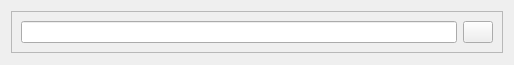
The window that arho_feature_template/gui/plan_regulation_group_widget.ui (GispoCoding/arho-qgis-plugin) describes before a commit, drawn with Qt 5.
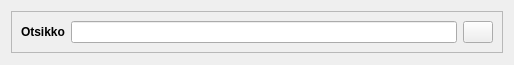
The same window after the commit.

Commit message: small label additions / modifications, disable filter widget with missing implementation

Patch:
```diff
--- a/arho_feature_template/gui/plan_regulation_group_widget.ui
+++ b/arho_feature_template/gui/plan_regulation_group_widget.ui
@@ -37,6 +37,19 @@
      <layout class="QVBoxLayout" name="verticalLayout">
       <item>
        <layout class="QHBoxLayout" name="horizontalLayout">
+        <item>
+         <widget class="QLabel" name="label">
+          <property name="font">
+           <font>
+            <weight>75</weight>
+            <bold>true</bold>
+           </font>
+          </property>
+          <property name="text">
+           <string>Otsikko</string>
+          </property>
+         </widget>
+        </item>
         <item>
          <widget class="QLineEdit" name="heading">
           <property name="sizePolicy">
```
The commit also changes 1 other file.
